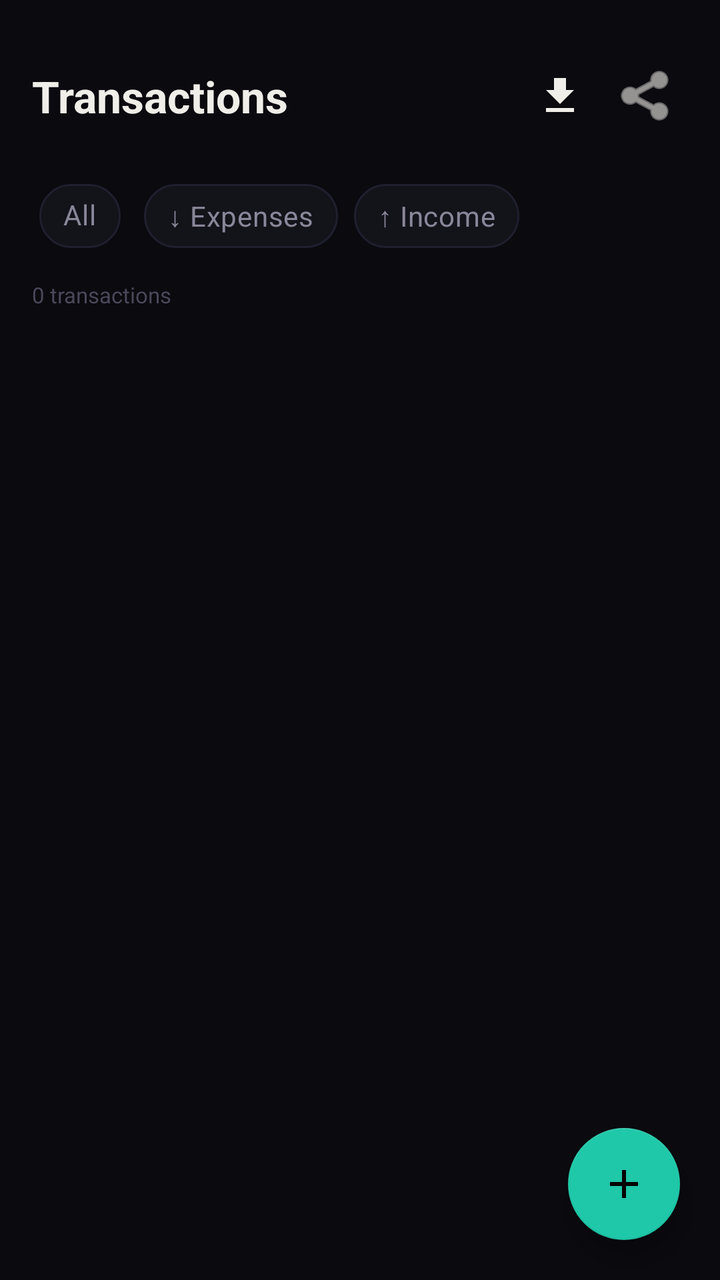
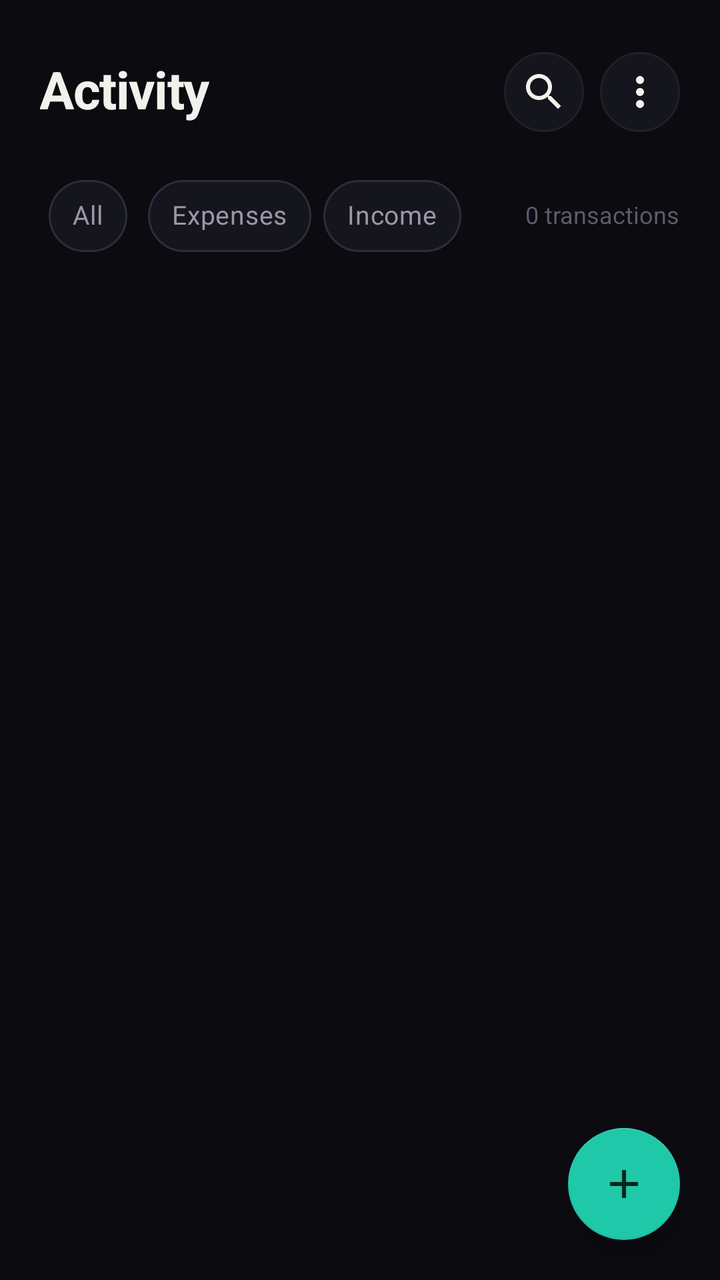

The first picture is an Android layout as it rendered before a commit; the second is the same layout after the commit. The layout source and the unified diff follow.
<!-- AndroidManifest.xml: application theme Theme.FinanceTracker -->
<!-- res/layout/fragment_transactions.xml -->
<?xml version="1.0" encoding="utf-8"?>
<androidx.coordinatorlayout.widget.CoordinatorLayout xmlns:android="http://schemas.android.com/apk/res/android"
    xmlns:app="http://schemas.android.com/apk/res-auto"
    android:layout_width="match_parent"
    android:layout_height="match_parent"
    android:background="@color/bg">

    <LinearLayout android:layout_width="match_parent" android:layout_height="match_parent"
        android:orientation="vertical">

        <LinearLayout android:layout_width="match_parent" android:layout_height="wrap_content"
            android:orientation="vertical" android:paddingHorizontal="16dp"
            android:paddingTop="28dp" android:paddingBottom="8dp">

            <RelativeLayout
                android:layout_width="match_parent"
                android:layout_height="wrap_content"
                android:layout_marginBottom="16dp">

                <TextView
                    android:layout_width="wrap_content"
                    android:layout_height="wrap_content"
                    android:layout_alignParentStart="true"
                    android:layout_centerVertical="true"
                    android:text="Transactions"
                    android:textColor="@color/text_primary"
                    android:textSize="22sp"
                    android:textStyle="bold" />

                <LinearLayout
                    android:layout_width="wrap_content"
                    android:layout_height="wrap_content"
                    android:layout_alignParentEnd="true"
                    android:layout_centerVertical="true"
                    android:orientation="horizontal">

                    <ImageButton
                        android:id="@+id/btn_import"
                        android:layout_width="40dp"
                        android:layout_height="40dp"
                        android:layout_marginEnd="4dp"
                        android:background="?attr/selectableItemBackgroundBorderless"
                        android:src="@drawable/ic_import"
                        android:contentDescription="Import CSV"
                        app:tint="@color/text_primary" />

                    <ImageButton
                        android:id="@+id/btn_export"
                        android:layout_width="40dp"
                        android:layout_height="40dp"
                        android:background="?attr/selectableItemBackgroundBorderless"
                        android:src="@android:drawable/ic_menu_share"
                        android:contentDescription="Export CSV"
                        app:tint="@color/text_primary" />
                </LinearLayout>
            </RelativeLayout>

            <com.google.android.material.chip.ChipGroup
                android:layout_width="match_parent" android:layout_height="wrap_content"
                android:layout_marginBottom="8dp" app:singleSelection="true">
                <com.google.android.material.chip.Chip android:id="@+id/chip_all"
                    android:layout_width="wrap_content" android:layout_height="wrap_content"
                    android:text="All" style="@style/Widget.MaterialComponents.Chip.Filter"
                    android:textColor="@color/text_secondary" app:chipBackgroundColor="@color/bg_card"
                    app:chipStrokeColor="@color/border" app:chipStrokeWidth="1dp"/>
                <com.google.android.material.chip.Chip android:id="@+id/chip_expense"
                    android:layout_width="wrap_content" android:layout_height="wrap_content"
                    android:text="↓ Expenses" style="@style/Widget.MaterialComponents.Chip.Filter"
                    android:textColor="@color/text_secondary" app:chipBackgroundColor="@color/bg_card"
                    app:chipStrokeColor="@color/border" app:chipStrokeWidth="1dp"/>
                <com.google.android.material.chip.Chip android:id="@+id/chip_income"
                    android:layout_width="wrap_content" android:layout_height="wrap_content"
                    android:text="↑ Income" style="@style/Widget.MaterialComponents.Chip.Filter"
                    android:textColor="@color/text_secondary" app:chipBackgroundColor="@color/bg_card"
                    app:chipStrokeColor="@color/border" app:chipStrokeWidth="1dp"/>
            </com.google.android.material.chip.ChipGroup>

            <TextView android:id="@+id/tv_count"
                android:layout_width="wrap_content" android:layout_height="wrap_content"
                android:text="0 transactions" android:textColor="@color/text_muted" android:textSize="11sp"
                android:layout_marginBottom="8dp"/>
        </LinearLayout>

        <androidx.recyclerview.widget.RecyclerView
            android:id="@+id/rv_transactions"
            android:layout_width="match_parent"
            android:layout_height="0dp"
            android:layout_weight="1"
            android:paddingHorizontal="16dp"
            android:clipToPadding="false"/>

        <LinearLayout android:id="@+id/empty_state"
            android:layout_width="match_parent" android:layout_height="match_parent"
            android:orientation="vertical" android:gravity="center"
            android:visibility="gone">
            <TextView android:layout_width="wrap_content" android:layout_height="wrap_content"
                android:text="📋" android:textSize="44sp" android:layout_marginBottom="10dp"/>
            <TextView android:layout_width="wrap_content" android:layout_height="wrap_content"
                android:text="No transactions" android:textColor="@color/text_secondary" android:textSize="15sp"/>
        </LinearLayout>
    </LinearLayout>

    <com.google.android.material.floatingactionbutton.FloatingActionButton
        android:id="@+id/fab_add"
        android:layout_width="wrap_content" android:layout_height="wrap_content"
        android:layout_gravity="bottom|end"
        android:layout_margin="20dp"
        android:src="@drawable/ic_add"
        app:backgroundTint="@color/accent"
        app:elevation="8dp"/>

</androidx.coordinatorlayout.widget.CoordinatorLayout>
<!-- resources referenced by this layout -->
<resources>
  <color name="bg">#0A0A0F</color>
  <color name="bg_card">#13131A</color>
  <color name="border">#1F1F2E</color>
  <color name="text_muted">#4A4859</color>
  <color name="text_primary">#F0EEE9</color>
  <color name="text_secondary">#8A8799</color>
  <!-- drawable ic_add (drawable) -->
  <?xml version="1.0" encoding="utf-8"?>
  <vector xmlns:android="http://schemas.android.com/apk/res/android"
      android:width="24dp" android:height="24dp"
      android:viewportWidth="24" android:viewportHeight="24">
      <path android:fillColor="#000000" android:pathData="M19,13h-6v6h-2v-6H5v-2h6V5h2v6h6v2z"/>
  </vector>
  <!-- drawable ic_import (drawable) -->
  <?xml version="1.0" encoding="utf-8"?>
  <vector xmlns:android="http://schemas.android.com/apk/res/android"
      android:width="24dp"
      android:height="24dp"
      android:viewportWidth="24"
      android:viewportHeight="24">
      <path
          android:fillColor="#FFFFFF"
          android:pathData="M19,9h-4V3H9v6H5l7,7 7,-7zM5,18v2h14v-2H5z"/>
  </vector>
  <style name="Theme.FinanceTracker" parent="Theme.MaterialComponents.DayNight.NoActionBar">
          <item name="colorPrimary">@color/accent</item>
          <item name="colorPrimaryVariant">@color/accent_dark</item>
          <item name="colorOnPrimary">@color/on_accent</item>
          <item name="colorSecondary">@color/income</item>
          <item name="colorOnSecondary">@color/black</item>
          <item name="colorSurface">@color/bg_card</item>
          <item name="colorOnSurface">@color/text_primary</item>
          <item name="android:colorBackground">@color/bg</item>
          <item name="android:windowBackground">@color/bg</item>
          <item name="android:statusBarColor">@color/bg</item>
          <item name="android:navigationBarColor">@color/bg_card</item>
          <item name="android:textColorPrimary">@color/text_primary</item>
          <item name="android:textColorSecondary">@color/text_secondary</item>
  
          
          <item name="alertDialogTheme">@style/FinanceDialog</item>
          <item name="android:alertDialogTheme">@style/FinanceDialog</item>
          <item name="android:datePickerDialogTheme">@style/FinanceDatePicker</item>
      </style>
  <!-- drawable dialog_bg (drawable) -->
  <?xml version="1.0" encoding="utf-8"?>
  <shape xmlns:android="http://schemas.android.com/apk/res/android" android:shape="rectangle">
      <corners android:radius="18dp"/>
      <solid android:color="@color/bg_card"/>
      <stroke android:width="1dp" android:color="@color/border_light"/>
  </shape>
  <color name="border_light">#2A2A3A</color>
  <!-- unchanged entries left out for length: 8 -->
</resources>

<!-- the commit's change to res/layout/fragment_transactions.xml (unified diff, before → after) -->
@@ -5,108 +5,69 @@
     android:layout_height="match_parent"
     android:background="@color/bg">
 
-    <LinearLayout android:layout_width="match_parent" android:layout_height="match_parent"
-        android:orientation="vertical">
+    <LinearLayout android:layout_width="match_parent" android:layout_height="match_parent" android:orientation="vertical">
 
         <LinearLayout android:layout_width="match_parent" android:layout_height="wrap_content"
-            android:orientation="vertical" android:paddingHorizontal="16dp"
-            android:paddingTop="28dp" android:paddingBottom="8dp">
+            android:orientation="vertical" android:paddingHorizontal="@dimen/screen_padding" android:paddingTop="24dp">
 
-            <RelativeLayout
-                android:layout_width="match_parent"
-                android:layout_height="wrap_content"
-                android:layout_marginBottom="16dp">
+            <FrameLayout android:layout_width="match_parent" android:layout_height="44dp" android:layout_marginBottom="16dp">
+                <LinearLayout android:id="@+id/header_row" android:layout_width="match_parent" android:layout_height="match_parent"
+                    android:orientation="horizontal" android:gravity="center_vertical">
+                    <TextView style="@style/Text.ScreenTitle" android:layout_width="0dp" android:layout_height="wrap_content"
+                        android:layout_weight="1" android:text="@string/activity"/>
+                    <ImageButton android:id="@+id/btn_search" style="@style/IconButton" android:src="@drawable/ic_search"
+                        android:contentDescription="@string/search_hint" android:layout_marginEnd="8dp"/>
+                    <ImageButton android:id="@+id/btn_more" style="@style/IconButton" android:src="@drawable/ic_more"
+                        android:contentDescription="More"/>
+                </LinearLayout>
+                <LinearLayout android:id="@+id/search_bar" android:layout_width="match_parent" android:layout_height="match_parent"
+                    android:orientation="horizontal" android:gravity="center_vertical" android:background="@drawable/input_bg"
+                    android:paddingStart="14dp" android:paddingEnd="4dp" android:visibility="gone">
+                    <ImageView android:layout_width="18dp" android:layout_height="18dp" android:src="@drawable/ic_search"
+                        android:alpha="0.5" android:contentDescription="@null" android:layout_marginEnd="8dp"/>
+                    <EditText android:id="@+id/et_search" android:layout_width="0dp" android:layout_height="match_parent"
+                        android:layout_weight="1" android:background="@null" android:hint="@string/search_hint"
+                        android:textColor="@color/text_primary" android:textColorHint="@color/text_muted" android:textSize="15sp"
+                        android:inputType="text" android:imeOptions="actionSearch" android:maxLines="1"/>
+                    <ImageButton android:id="@+id/btn_close_search" android:layout_width="36dp" android:layout_height="36dp"
+                        android:src="@drawable/ic_close" android:background="?attr/selectableItemBackgroundBorderless"
+                        app:tint="@color/text_secondary" android:contentDescription="@string/cancel"/>
+                </LinearLayout>
+            </FrameLayout>
 
-                <TextView
-                    android:layout_width="wrap_content"
-                    android:layout_height="wrap_content"
-                    android:layout_alignParentStart="true"
-                    android:layout_centerVertical="true"
-                    android:text="Transactions"
-                    android:textColor="@color/text_primary"
-                    android:textSize="22sp"
-                    android:textStyle="bold" />
-
-                <LinearLayout
-                    android:layout_width="wrap_content"
-                    android:layout_height="wrap_content"
-                    android:layout_alignParentEnd="true"
-                    android:layout_centerVertical="true"
-                    android:orientation="horizontal">
-
-                    <ImageButton
-                        android:id="@+id/btn_import"
-                        android:layout_width="40dp"
-                        android:layout_height="40dp"
-                        android:layout_marginEnd="4dp"
-                        android:background="?attr/selectableItemBackgroundBorderless"
-                        android:src="@drawable/ic_import"
-                        android:contentDescription="Import CSV"
-                        app:tint="@color/text_primary" />
-
-                    <ImageButton
-                        android:id="@+id/btn_export"
-                        android:layout_width="40dp"
-                        android:layout_height="40dp"
-                        android:background="?attr/selectableItemBackgroundBorderless"
-                        android:src="@android:drawable/ic_menu_share"
-                        android:contentDescription="Export CSV"
-                        app:tint="@color/text_primary" />
-                </LinearLayout>
-            </RelativeLayout>
-
-            <com.google.android.material.chip.ChipGroup
-                android:layout_width="match_parent" android:layout_height="wrap_content"
-                android:layout_marginBottom="8dp" app:singleSelection="true">
-                <com.google.android.material.chip.Chip android:id="@+id/chip_all"
-                    android:layout_width="wrap_content" android:layout_height="wrap_content"
-                    android:text="All" style="@style/Widget.MaterialComponents.Chip.Filter"
-                    android:textColor="@color/text_secondary" app:chipBackgroundColor="@color/bg_card"
-                    app:chipStrokeColor="@color/border" app:chipStrokeWidth="1dp"/>
-                <com.google.android.material.chip.Chip android:id="@+id/chip_expense"
-                    android:layout_width="wrap_content" android:layout_height="wrap_content"
-                    android:text="↓ Expenses" style="@style/Widget.MaterialComponents.Chip.Filter"
-                    android:textColor="@color/text_secondary" app:chipBackgroundColor="@color/bg_card"
-                    app:chipStrokeColor="@color/border" app:chipStrokeWidth="1dp"/>
-                <com.google.android.material.chip.Chip android:id="@+id/chip_income"
-                    android:layout_width="wrap_content" android:layout_height="wrap_content"
-                    android:text="↑ Income" style="@style/Widget.MaterialComponents.Chip.Filter"
-                    android:textColor="@color/text_secondary" app:chipBackgroundColor="@color/bg_card"
-                    app:chipStrokeColor="@color/border" app:chipStrokeWidth="1dp"/>
-            </com.google.android.material.chip.ChipGroup>
-
-            <TextView android:id="@+id/tv_count"
-                android:layout_width="wrap_content" android:layout_height="wrap_content"
-                android:text="0 transactions" android:textColor="@color/text_muted" android:textSize="11sp"
-                android:layout_marginBottom="8dp"/>
+            <LinearLayout android:layout_width="match_parent" android:layout_height="wrap_content" android:orientation="horizontal" android:gravity="center_vertical">
+                <com.google.android.material.chip.ChipGroup android:layout_width="0dp" android:layout_height="wrap_content"
+                    android:layout_weight="1" app:singleSelection="true" app:selectionRequired="true" app:chipSpacingHorizontal="6dp">
+                    <com.google.android.material.chip.Chip android:id="@+id/chip_all" style="@style/FilterChip"
+                        android:layout_width="wrap_content" android:layout_height="wrap_content" android:text="@string/all"/>
+                    <com.google.android.material.chip.Chip android:id="@+id/chip_expense" style="@style/FilterChip"
+                        android:layout_width="wrap_content" android:layout_height="wrap_content" android:text="@string/expenses"/>
+                    <com.google.android.material.chip.Chip android:id="@+id/chip_income" style="@style/FilterChip"
+                        android:layout_width="wrap_content" android:layout_height="wrap_content" android:text="@string/income"/>
+                </com.google.android.material.chip.ChipGroup>
+                <TextView android:id="@+id/tv_count" style="@style/Text.Muted"
+                    android:layout_width="wrap_content" android:layout_height="wrap_content" android:text="0 transactions"/>
+            </LinearLayout>
         </LinearLayout>
 
-        <androidx.recyclerview.widget.RecyclerView
-            android:id="@+id/rv_transactions"
-            android:layout_width="match_parent"
-            android:layout_height="0dp"
-            android:layout_weight="1"
-            android:paddingHorizontal="16dp"
-            android:clipToPadding="false"/>
-
-        <LinearLayout android:id="@+id/empty_state"
-            android:layout_width="match_parent" android:layout_height="match_parent"
-            android:orientation="vertical" android:gravity="center"
-            android:visibility="gone">
-            <TextView android:layout_width="wrap_content" android:layout_height="wrap_content"
-                android:text="📋" android:textSize="44sp" android:layout_marginBottom="10dp"/>
-            <TextView android:layout_width="wrap_content" android:layout_height="wrap_content"
-                android:text="No transactions" android:textColor="@color/text_secondary" android:textSize="15sp"/>
-        </LinearLayout>
+        <FrameLayout android:layout_width="match_parent" android:layout_height="0dp" android:layout_weight="1">
+            <androidx.recyclerview.widget.RecyclerView android:id="@+id/rv_transactions"
+                android:layout_width="match_parent" android:layout_height="match_parent"
+                android:paddingHorizontal="@dimen/screen_padding" android:paddingBottom="96dp" android:clipToPadding="false"/>
+            <LinearLayout android:id="@+id/empty_state" android:layout_width="match_parent" android:layout_height="match_parent"
+                android:orientation="vertical" android:gravity="center" android:visibility="gone">
+                <TextView android:layout_width="wrap_content" android:layout_height="wrap_content" android:text="📋" android:textSize="44sp" android:layout_marginBottom="10dp"/>
+                <TextView android:id="@+id/tv_empty_title" style="@style/Text.Body" android:layout_width="wrap_content" android:layout_height="wrap_content"
+                    android:text="@string/no_transactions" android:textColor="@color/text_secondary"/>
+                <TextView android:id="@+id/tv_empty_sub" style="@style/Text.Muted" android:layout_width="wrap_content" android:layout_height="wrap_content"
+                    android:text="@string/tap_plus_to_add" android:layout_marginTop="4dp"/>
+            </LinearLayout>
+        </FrameLayout>
     </LinearLayout>
 
-    <com.google.android.material.floatingactionbutton.FloatingActionButton
-        android:id="@+id/fab_add"
+    <com.google.android.material.floatingactionbutton.FloatingActionButton android:id="@+id/fab_add"
         android:layout_width="wrap_content" android:layout_height="wrap_content"
-        android:layout_gravity="bottom|end"
-        android:layout_margin="20dp"
-        android:src="@drawable/ic_add"
-        app:backgroundTint="@color/accent"
-        app:elevation="8dp"/>
-
+        android:layout_gravity="bottom|end" android:layout_margin="20dp"
+        android:src="@drawable/ic_add" app:backgroundTint="@color/accent" app:tint="@color/on_accent"
+        app:elevation="8dp" android:contentDescription="@string/add_transaction"/>
 </androidx.coordinatorlayout.widget.CoordinatorLayout>
<!-- resource entries referenced after the edit -->
@@ -1,29 +1,100 @@
 <!-- resources referenced by this layout -->
 <resources>
-  <color name="bg">#0A0A0F</color>
-  <color name="bg_card">#13131A</color>
-  <color name="border">#1F1F2E</color>
-  <color name="text_muted">#4A4859</color>
-  <color name="text_primary">#F0EEE9</color>
-  <color name="text_secondary">#8A8799</color>
+  <color name="bg">#0B0B10</color>
+  <color name="bg_card">#15151D</color>
+  <color name="expense">#FF5C7A</color>
+  <style name="FinanceBottomSheet" parent="Theme.MaterialComponents.DayNight.BottomSheetDialog">
+          <item name="bottomSheetStyle">@style/FinanceBottomSheetStyle</item>
+          <item name="android:navigationBarColor">@color/bg_card</item>
+      </style>
+  <style name="FinanceSnackbar" parent="Widget.MaterialComponents.Snackbar">
+          <item name="backgroundTint">@color/bg_elevated</item>
+      </style>
+  <style name="FinanceSnackbarText" parent="Widget.MaterialComponents.Snackbar.TextView">
+          <item name="android:textColor">@color/text_primary</item>
+      </style>
+  <style name="FinanceSnackbarButton" parent="Widget.MaterialComponents.Button.TextButton.Snackbar">
+          <item name="android:textColor">@color/accent</item>
+      </style>
+  <color name="bg_hover">#26263A</color>
+  <color name="border">#20202C</color>
+  <color name="text_muted">#5C5A6C</color>
+  <color name="text_primary">#F2F1EC</color>
+  <color name="text_secondary">#9A97A8</color>
+  <dimen name="screen_padding">20dp</dimen>
   <!-- drawable ic_add (drawable) -->
   <?xml version="1.0" encoding="utf-8"?>
   <vector xmlns:android="http://schemas.android.com/apk/res/android"
       android:width="24dp" android:height="24dp"
       android:viewportWidth="24" android:viewportHeight="24">
-      <path android:fillColor="#000000" android:pathData="M19,13h-6v6h-2v-6H5v-2h6V5h2v6h6v2z"/>
+      <path android:fillColor="#FFFFFFFF" android:pathData="M19,13h-6v6h-2v-6H5v-2h6V5h2v6h6v2z"/>
   </vector>
-  <!-- drawable ic_import (drawable) -->
+  <!-- drawable ic_close (drawable) -->
   <?xml version="1.0" encoding="utf-8"?>
   <vector xmlns:android="http://schemas.android.com/apk/res/android"
-      android:width="24dp"
-      android:height="24dp"
-      android:viewportWidth="24"
-      android:viewportHeight="24">
-      <path
-          android:fillColor="#FFFFFF"
-          android:pathData="M19,9h-4V3H9v6H5l7,7 7,-7zM5,18v2h14v-2H5z"/>
+      android:width="24dp" android:height="24dp"
+      android:viewportWidth="24" android:viewportHeight="24">
+      <path android:fillColor="#FFFFFFFF" android:pathData="M19,6.41L17.59,5 12,10.59 6.41,5 5,6.41 10.59,12 5,17.59 6.41,19 12,13.41 17.59,19 19,17.59 13.41,12z"/>
   </vector>
+  <!-- drawable ic_more (drawable) -->
+  <?xml version="1.0" encoding="utf-8"?>
+  <vector xmlns:android="http://schemas.android.com/apk/res/android"
+      android:width="24dp" android:height="24dp"
+      android:viewportWidth="24" android:viewportHeight="24">
+      <path android:fillColor="#FFFFFFFF" android:pathData="M12,8c1.1,0 2,-0.9 2,-2s-0.9,-2 -2,-2 -2,0.9 -2,2 0.9,2 2,2zM12,10c-1.1,0 -2,0.9 -2,2s0.9,2 2,2 2,-0.9 2,-2 -0.9,-2 -2,-2zM12,16c-1.1,0 -2,0.9 -2,2s0.9,2 2,2 2,-0.9 2,-2 -0.9,-2 -2,-2z"/>
+  </vector>
+  <!-- drawable ic_search (drawable) -->
+  <?xml version="1.0" encoding="utf-8"?>
+  <vector xmlns:android="http://schemas.android.com/apk/res/android"
+      android:width="24dp" android:height="24dp"
+      android:viewportWidth="24" android:viewportHeight="24">
+      <path android:fillColor="#FFFFFFFF" android:pathData="M15.5,14h-0.79l-0.28,-0.27C15.41,12.59 16,11.11 16,9.5 16,5.91 13.09,3 9.5,3S3,5.91 3,9.5 5.91,16 9.5,16c1.61,0 3.09,-0.59 4.23,-1.57l0.27,0.28v0.79l5,4.99L20.49,19l-4.99,-5zM9.5,14C7.01,14 5,11.99 5,9.5S7.01,5 9.5,5 14,7.01 14,9.5 11.99,14 9.5,14z"/>
+  </vector>
+  <!-- drawable input_bg (drawable) -->
+  <?xml version="1.0" encoding="utf-8"?>
+  <shape xmlns:android="http://schemas.android.com/apk/res/android" android:shape="rectangle">
+      <corners android:radius="14dp"/>
+      <solid android:color="@color/bg_elevated"/>
+      <stroke android:width="1dp" android:color="@color/border_light"/>
+  </shape>
+  <string name="activity">Activity</string>
+  <string name="add_transaction">Add transaction</string>
+  <string name="all">All</string>
+  <string name="cancel">Cancel</string>
+  <string name="expenses">Expenses</string>
+  <string name="income">Income</string>
+  <string name="no_transactions">No transactions</string>
+  <string name="search_hint">Search notes or categories</string>
+  <string name="tap_plus_to_add">Tap + to add your first one</string>
+  <style name="FilterChip" parent="Widget.MaterialComponents.Chip.Filter">
+          <item name="chipBackgroundColor">@color/chip_bg_selector</item>
+          <item name="chipStrokeColor">@color/chip_stroke_selector</item>
+          <item name="chipStrokeWidth">1dp</item>
+          <item name="android:textColor">@color/chip_text_selector</item>
+          <item name="checkedIconVisible">false</item>
+          <item name="chipMinHeight">36dp</item>
+          <item name="chipCornerRadius">18dp</item>
+          <item name="android:textSize">13sp</item>
+      </style>
+  <style name="IconButton">
+          <item name="android:layout_width">40dp</item>
+          <item name="android:layout_height">40dp</item>
+          <item name="android:background">@drawable/icon_button_bg</item>
+          <item name="android:scaleType">center</item>
+          <item name="tint">@color/text_primary</item>
+      </style>
+  <style name="Text.Body">
+          <item name="android:textSize">14sp</item>
+      </style>
+  <style name="Text.Muted">
+          <item name="android:textSize">12sp</item>
+          <item name="android:textColor">@color/text_muted</item>
+      </style>
+  <style name="Text.ScreenTitle">
+          <item name="android:textSize">26sp</item>
+          <item name="android:textStyle">bold</item>
+          <item name="android:letterSpacing">-0.02</item>
+      </style>
   <style name="Theme.FinanceTracker" parent="Theme.MaterialComponents.DayNight.NoActionBar">
           <item name="colorPrimary">@color/accent</item>
           <item name="colorPrimaryVariant">@color/accent_dark</item>
@@ -32,26 +103,51 @@
           <item name="colorOnSecondary">@color/black</item>
           <item name="colorSurface">@color/bg_card</item>
           <item name="colorOnSurface">@color/text_primary</item>
+          <item name="colorError">@color/expense</item>
           <item name="android:colorBackground">@color/bg</item>
           <item name="android:windowBackground">@color/bg</item>
           <item name="android:statusBarColor">@color/bg</item>
           <item name="android:navigationBarColor">@color/bg_card</item>
           <item name="android:textColorPrimary">@color/text_primary</item>
           <item name="android:textColorSecondary">@color/text_secondary</item>
+          <item name="android:windowLightStatusBar">false</item>
   
-          
           <item name="alertDialogTheme">@style/FinanceDialog</item>
           <item name="android:alertDialogTheme">@style/FinanceDialog</item>
           <item name="android:datePickerDialogTheme">@style/FinanceDatePicker</item>
+          <item name="bottomSheetDialogTheme">@style/FinanceBottomSheet</item>
+          <item name="snackbarStyle">@style/FinanceSnackbar</item>
+          <item name="snackbarTextViewStyle">@style/FinanceSnackbarText</item>
+          <item name="snackbarButtonStyle">@style/FinanceSnackbarButton</item>
       </style>
+  <color name="bg_elevated">#1E1E2A</color>
   <!-- drawable dialog_bg (drawable) -->
   <?xml version="1.0" encoding="utf-8"?>
   <shape xmlns:android="http://schemas.android.com/apk/res/android" android:shape="rectangle">
-      <corners android:radius="18dp"/>
+      <corners android:radius="22dp"/>
       <solid android:color="@color/bg_card"/>
       <stroke android:width="1dp" android:color="@color/border_light"/>
   </shape>
-  <color name="border_light">#2A2A3A</color>
+  <style name="FinanceBottomSheetStyle" parent="Widget.MaterialComponents.BottomSheet.Modal">
+          <item name="backgroundTint">@color/bg_card</item>
+          <item name="shapeAppearanceOverlay">@style/FinanceBottomSheetShape</item>
+      </style>
+  <style name="FinanceBottomSheetShape" parent="">
+          <item name="cornerFamily">rounded</item>
+          <item name="cornerSizeTopLeft">24dp</item>
+          <item name="cornerSizeTopRight">24dp</item>
+      </style>
+  <color name="border_light">#2C2C3C</color>
+  <!-- drawable icon_button_bg (drawable) -->
+  <?xml version="1.0" encoding="utf-8"?>
+  <ripple xmlns:android="http://schemas.android.com/apk/res/android" android:color="@color/bg_hover">
+      <item>
+          <shape android:shape="oval">
+              <solid android:color="@color/bg_card"/>
+              <stroke android:width="1dp" android:color="@color/border"/>
+          </shape>
+      </item>
+  </ripple>
   <!-- unchanged entries left out for length: 8 -->
 </resources>
 
